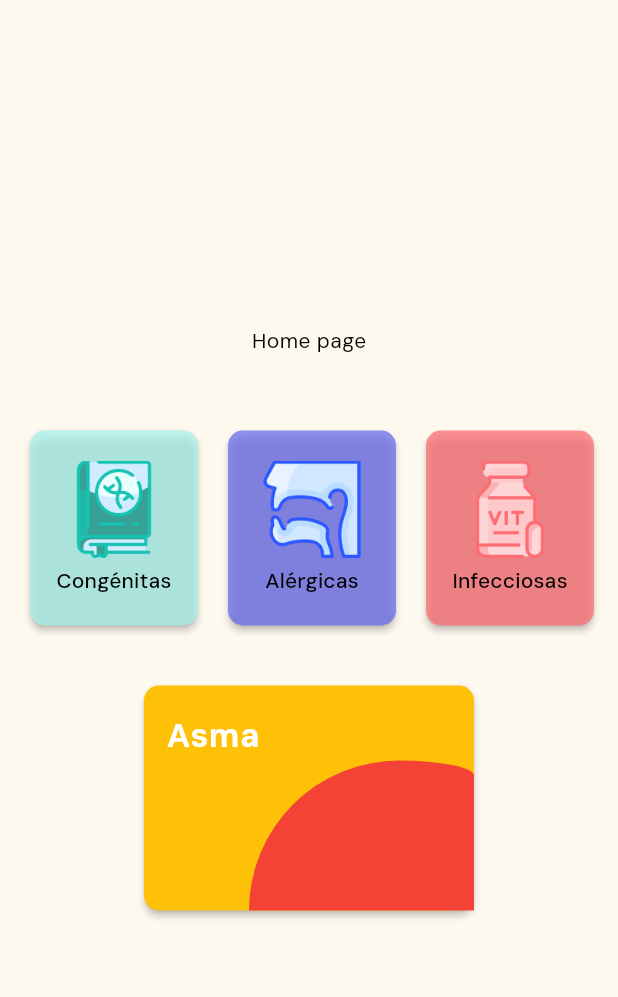
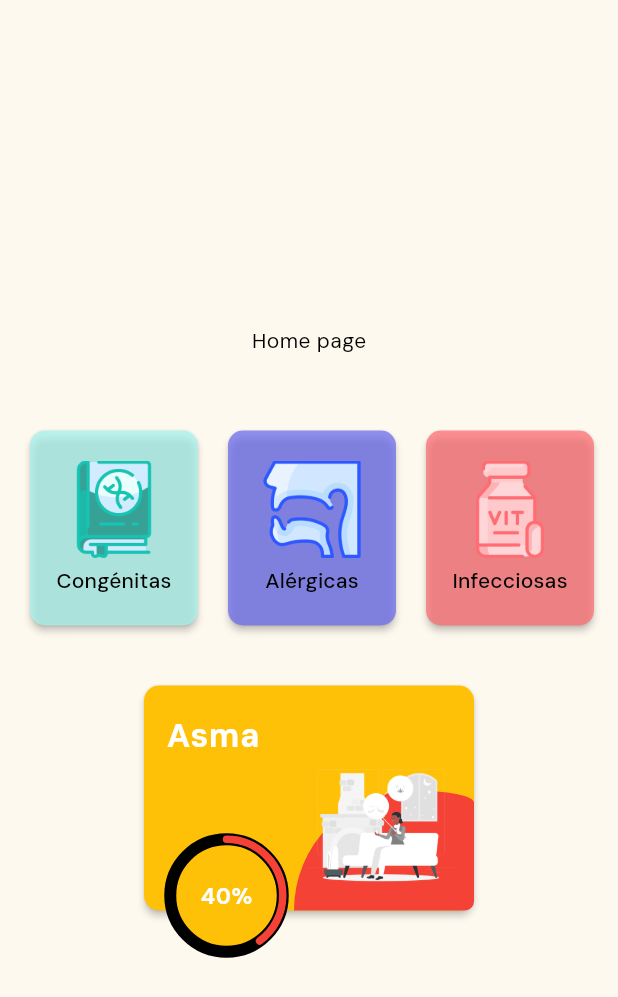
Before and after one commit to Chachitos/pocket-pedia, a Flutter app: the HomePage widget shown alone on an empty page, opened directly, on a phone screen of 412 x 824 dp. Shown: the top 997 px of the screen. Run offline on Flutter 3.47's test engine with Material 3 defaults, Android fonts, the phone set to English and light mode, and no system bars; drawn by our look-alikes of percent_indicator; our stand-ins replace google_fonts, persistent_bottom_nav_bar; missing offline and left inert: dart:ffi.

Commit message:
finished raw recents widget

```diff
--- a/lib/pages/main/home_page.dart
+++ b/lib/pages/main/home_page.dart
@@ -1,4 +1,5 @@
 import 'package:flutter/material.dart';
+import 'package:percent_indicator/circular_percent_indicator.dart';
 import 'package:pocketpedia/styles/app_colors.dart';
 import 'package:pocketpedia/widgets/material/homepage/categories.dart';
 
@@ -38,6 +39,8 @@ class HomePage extends StatelessWidget {
           ),
           Stack(
             alignment: AlignmentDirectional.bottomEnd,
+            fit: StackFit.passthrough,
+            clipBehavior: Clip.none,
             children: [
               MaterialButton(
                 onPressed: () {},
@@ -55,17 +58,54 @@ class HomePage extends StatelessWidget {
                     style: TextStyle(fontSize: 22, fontWeight: FontWeight.bold),
                   )),
               Container(
-                height: 100,
-                width: 150,
+                height: 80,
+                width: 120,
                 decoration: BoxDecoration(
                   shape: BoxShape.rectangle,
                   color: Colors.red,
                   borderRadius: BorderRadiusDirectional.only(
                       topEnd: Radius.elliptical(100, 20),
                       topStart: Radius.elliptical(200, 200),
-                      bottomStart: Radius.elliptical(200, 0)),
+                      bottomStart: Radius.elliptical(200, 0),
+                      bottomEnd: Radius.circular(15)),
                 ),
-              )
+              ),
+              Positioned(
+                  bottom: -30,
+                  left: 15,
+                  child: Container(
+                    width: 80,
+                    height: 80,
+                    decoration: BoxDecoration(
+                      shape: BoxShape.circle,
+                      color: Colors.amber,
+                    ),
+                  )),
+              Positioned(
+                left: 15,
+                bottom: -30,
+                child: CircularPercentIndicator(
+                  radius: 40,
+                  backgroundWidth: 8,
+                  backgroundColor: Colors.black,
+                  lineWidth: 5.0,
+                  percent: 0.4,
+                  center: new Text(
+                    "40%",
+                    style: new TextStyle(
+                        fontWeight: FontWeight.bold, fontSize: 15.0),
+                  ),
+                  circularStrokeCap: CircularStrokeCap.round,
+                  progressColor: Colors.red,
+                ),
+              ),
+              Positioned(
+                  right: 12,
+                  bottom: 5,
+                  child: Image(
+                    image: AssetImage('assets/vectors/asthma_vector.png'),
+                    width: 100,
+                  )),
             ],
           )
         ],
--- a/pubspec.yaml
+++ b/pubspec.yaml
@@ -10,6 +10,7 @@ dependencies:
   flutter:
     sdk: flutter
   google_fonts: ^6.2.1
+  percent_indicator: ^4.2.4
   persistent_bottom_nav_bar: ^6.2.1
   provider: ^6.1.2
 
```
Also changed, not shown: pubspec.lock.
